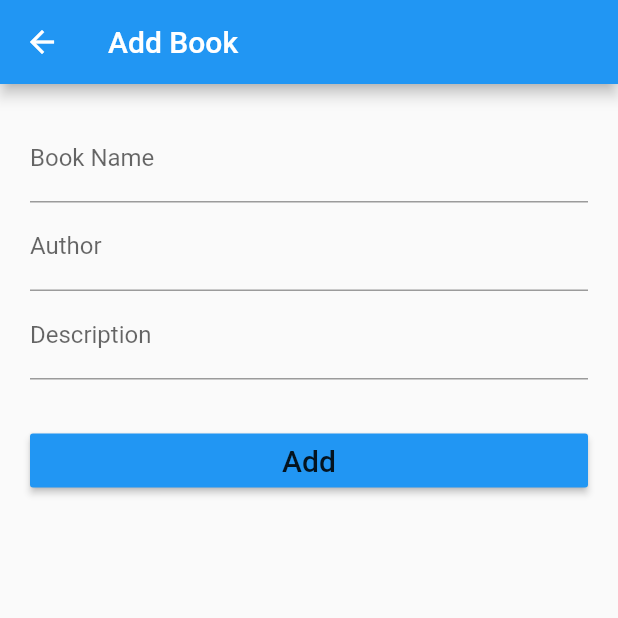
After one commit to mbhanuprsd/firebase_sandbox, a Flutter app: the AddBookPage screen opened directly, on a phone screen of 412 x 824 dp, the top half of it. The commit adds this screen. Run offline on Flutter 3.47's test engine with Material 2 defaults, Android fonts, the phone set to English and light mode, and no system bars; our stand-ins replace cloud_firestore, firebase_auth, google_sign_in; accounts and stored records are empty.

Commit message:
Added book list

```diff
--- a/lib/main.dart
+++ b/lib/main.dart
@@ -1,5 +1,5 @@
 import 'package:flutter/material.dart';
-import 'login_page.dart';
+import 'pages/login_page.dart';
 
 void main() => runApp(new MyApp());
 
--- /dev/null
+++ b/lib/models/book_model.dart
@@ -0,0 +1,48 @@
+import 'package:cloud_firestore/cloud_firestore.dart';
+
+class BookModel {
+  // Header members
+  String bookID;
+  String name;
+  String author;
+  String description;
+  bool status;
+  BookUser bookedBy;
+
+  BookModel(this.name, this.author, this.description);
+
+  BookModel.fromSnapshot(DocumentSnapshot snapshot)
+      : bookID = snapshot.documentID,
+        name = snapshot['name'],
+        author = snapshot['author'],
+        description = snapshot['description'],
+        status = snapshot['status'],
+        bookedBy = BookUser.fromData(snapshot['bookedBy']);
+
+  Map<String, dynamic> toJson() => {
+        'name': name,
+        'author': author,
+        'description': description,
+        'status': status,
+        'bookedBy': bookedBy.toJson()
+      };
+}
+
+class BookUser {
+  String name;
+  String email;
+  String userId;
+
+  BookUser(this.name, this.email, this.userId);
+
+  BookUser.fromData(dynamic data)
+      : name = data['name'],
+        email = data['email'],
+        userId = data['userId'];
+
+  Map<String, dynamic> toJson() => {
+        'name': name,
+        'email': email,
+        'userId': userId,
+      };
+}
--- /dev/null
+++ b/lib/pages/add_book_page.dart
@@ -0,0 +1,84 @@
+import 'package:firebase_sandbox/models/book_model.dart';
+import 'package:flutter/material.dart';
+import 'package:cloud_firestore/cloud_firestore.dart';
+
+class AddBookPage extends StatefulWidget {
+  @override
+  State<StatefulWidget> createState() {
+    return new AddBookState();
+  }
+}
+
+class AddBookState extends State<AddBookPage> {
+  final formKey = new GlobalKey<FormState>();
+
+  CollectionReference _collectionReference =
+      Firestore.instance.collection('books');
+
+  String _name;
+  String _author;
+  String _description;
+
+  @override
+  Widget build(BuildContext context) {
+    return new Scaffold(
+      appBar: new AppBar(
+        title: new Text('Add Book'),
+      ),
+      body: new Container(
+        padding: EdgeInsets.all(20.0),
+        child: new Form(
+          key: formKey,
+          child: new Column(
+            crossAxisAlignment: CrossAxisAlignment.stretch,
+            children: <Widget>[
+              new TextFormField(
+                decoration: new InputDecoration(labelText: 'Book Name'),
+                validator: (value) =>
+                    value.isEmpty ? 'Please enter book name' : null,
+                onSaved: (value) => _name = value,
+              ),
+              new TextFormField(
+                decoration: new InputDecoration(labelText: 'Author'),
+                validator: (value) =>
+                    value.isEmpty ? 'Please enter Author' : null,
+                onSaved: (value) => _author = value,
+              ),
+              new TextFormField(
+                decoration: new InputDecoration(labelText: 'Description'),
+                validator: (value) =>
+                    value.isEmpty ? 'Please enter Description' : null,
+                onSaved: (value) => _description = value,
+              ),
+              new Padding(
+                padding: EdgeInsets.only(top: 30.0),
+              ),
+              new RaisedButton(
+                child: new Text(
+                  'Add',
+                  style: TextStyle(fontSize: 20.0),
+                ),
+                onPressed: () => addBookToDB(),
+                color: Colors.blue,
+              ),
+            ],
+          ),
+        ),
+      ),
+    );
+  }
+
+  addBookToDB() async {
+    final loginForm = formKey.currentState;
+    loginForm.save();
+    if (loginForm.validate()) {
+      BookModel bookModel = new BookModel(_name, _author, _description);
+      await _collectionReference
+          .add(bookModel.toJson())
+          .then((doc) => Navigator.pop(context))
+          .catchError((e) => print(e));
+    } else {
+      print('Inavlid form');
+    }
+  }
+}
--- a/lib/login_page.dart
+++ b/lib/pages/login_page.dart
@@ -1,4 +1,4 @@
-import 'package:firebase_sandbox/home_page.dart';
+import 'package:firebase_sandbox/pages/home_page.dart';
 import 'package:flutter/material.dart';
 import 'package:firebase_auth/firebase_auth.dart';
 import 'package:google_sign_in/google_sign_in.dart';
```
Also changed, not shown: lib/items/book_list_item.dart (added, +95 -0 lines), lib/models/google_book_model.dart (added, +392 -0 lines), lib/pages/book_list_page.dart (added, +86 -0 lines), lib/pages/home_page.dart (renamed from lib/home_page.dart, +23 -2 lines).
